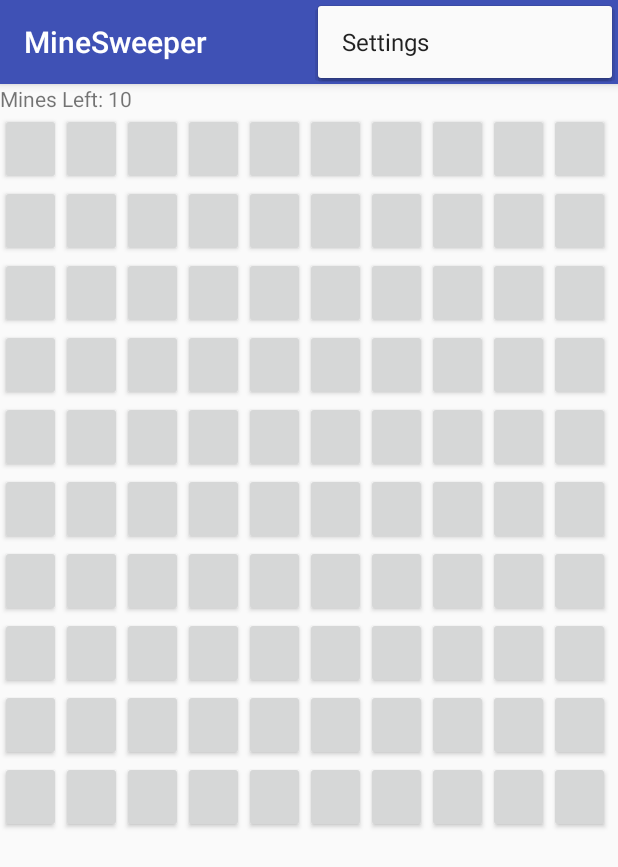
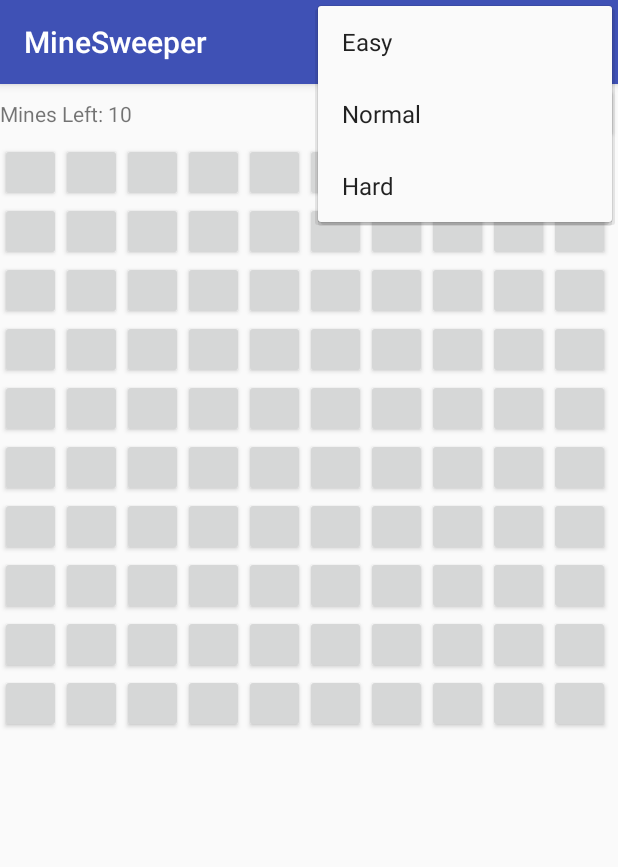
Before and after one commit to ori9933/MineSweeper, an Android app: the screen it shows after launch (MainActivity), with the options menu open, on a phone screen of 412 x 824 dp. Shown: the top 867 px of the screen. Run offline under Robolectric (Android 15) with nearby library versions, the phone set to English and light mode, and no system bars.

Commit message:
update game levels and game over status

```diff
--- a/app/src/main/java/com/example/ori9933/minesweeper/GameManager.java
+++ b/app/src/main/java/com/example/ori9933/minesweeper/GameManager.java
@@ -4,8 +4,9 @@ package com.example.ori9933.minesweeper;
 import java.util.Random;
 
 
-interface IMinesLeftListener{
-    void onMinesChanged(int mines);
+interface IGameStatusListener {
+    void onMinesLeftChanged(int mines);
+    void onGameOver(boolean isGameWon);
 }
 
 public class GameManager {
@@ -15,7 +16,7 @@ public class GameManager {
     private CellState[][] cells;
     private GameLevel level;
     private int minesLeft;
-    private IMinesLeftListener minesChangedListener;
+    private IGameStatusListener gameStatusListener;
 
 
     private GameManager(){
@@ -34,8 +35,8 @@ public class GameManager {
         return instance;
     }
 
-    public void register(IMinesLeftListener listener){
-        this.minesChangedListener = listener;
+    public void register(IGameStatusListener listener){
+        this.gameStatusListener = listener;
     }
 
     public CellState[][] GetCellsStates(){
@@ -46,10 +47,22 @@ public class GameManager {
         this.level=level;
     }
 
-    public void newGame(){
+    public void newGame(boolean notify){
         resetCells();
         randomizeMines();
         calculateCellsValues();
+
+        if(notify){
+            updateCells();
+        }
+    }
+
+    private void updateCells() {
+        for (int i=0;i<GAME_SIZE;i++){
+            for(int j=0;j<GAME_SIZE;j++){
+                cells[i][j].raiseStateChanged();
+            }
+        }
     }
 
     public void openCell(CellState cellState){
@@ -74,8 +87,11 @@ public class GameManager {
     private void verifyAndContinueGame(CellState cellState){
         if(cellState.getError() != CellErrorStatus.Mine){
             cellState.raiseStateChanged();
+            verifyGameWon();
         }
         else {
+            onGameOver(false);
+            if(gameStatusListener != null)
             for (int i=0;i<GAME_SIZE;i++){
                 for(int j=0;j<GAME_SIZE;j++){
                     cells[i][j].raiseEndGame();
@@ -84,9 +100,26 @@ public class GameManager {
         }
     }
 
+    private void verifyGameWon(){
+        for (int i=0;i<GAME_SIZE;i++){
+            for(int j=0;j<GAME_SIZE;j++){
+                if(cells[i][j].getStatus() == CellStatus.Initial || cells[i][j].getError() != CellErrorStatus.None){
+                    return;
+                }
+            }
+        }
+        onGameOver(true);
+    }
+
+    private void onGameOver(boolean isGameWon){
+        if(gameStatusListener != null){
+            gameStatusListener.onGameOver(isGameWon);
+        }
+    }
+
     private void onMinesChanged(){
-        if(minesChangedListener != null){
-            minesChangedListener.onMinesChanged(minesLeft);
+        if(gameStatusListener != null){
+            gameStatusListener.onMinesLeftChanged(minesLeft);
         }
     }
 
--- a/app/src/main/java/com/example/ori9933/minesweeper/MainActivity.java
+++ b/app/src/main/java/com/example/ori9933/minesweeper/MainActivity.java
@@ -1,20 +1,18 @@
 package com.example.ori9933.minesweeper;
 
 import android.os.Bundle;
-import android.support.design.widget.FloatingActionButton;
-import android.support.design.widget.Snackbar;
 import android.support.v7.app.AppCompatActivity;
 import android.support.v7.widget.Toolbar;
 import android.view.View;
 import android.view.Menu;
 import android.view.MenuItem;
+import android.widget.Button;
 import android.widget.TextView;
 
-import org.w3c.dom.Text;
-
-public class MainActivity extends AppCompatActivity implements IMinesLeftListener {
+public class MainActivity extends AppCompatActivity implements IGameStatusListener {
 
     private TextView minesLeftTextView;
+    private TextView gameStatusTextView;
 
     @Override
     protected void onCreate(Bundle savedInstanceState) {
@@ -24,17 +22,28 @@ public class MainActivity extends AppCompatActivity implements IMinesLeftListene
         setSupportActionBar(toolbar);
 
         minesLeftTextView = (TextView) findViewById(R.id.mines_left_text);
+        gameStatusTextView = (TextView) findViewById(R.id.game_status_text);
 
         GameManager.getInstance().register(this);
-        GameManager.getInstance().newGame();
+        StartNewGame(false);
+
+        Button newGameButton = (Button)findViewById(R.id.new_game_button);
+        newGameButton.setOnClickListener(new View.OnClickListener() {
+            @Override
+            public void onClick(View v) {
+                StartNewGame(true);
+            }
+        });
     }
 
     @Override
     public boolean onCreateOptionsMenu(Menu menu) {
         // Inflate the menu; this adds items to the action bar if it is present.
         getMenuInflater().inflate(R.menu.menu_main, menu);
+
         return true;
     }
+
 
     @Override
     public boolean onOptionsItemSelected(MenuItem item) {
@@ -42,16 +51,39 @@ public class MainActivity extends AppCompatActivity implements IMinesLeftListene
         // automatically handle clicks on the Home/Up button, so long
         // as you specify a parent activity in AndroidManifest.xml.
         int id = item.getItemId();
+        //noinspection SimplifiableIfStatement
+        switch (id){
+            case R.id.action_level_easy:
+                GameManager.getInstance().setGamesLevel(GameLevel.Easy);
+                StartNewGame(true);
+                return true;
+            case R.id.action_level_normal:
+                GameManager.getInstance().setGamesLevel(GameLevel.Normal);
+                StartNewGame(true);
+                return true;
+            case R.id.action_level_hard:
+                GameManager.getInstance().setGamesLevel(GameLevel.Hard);
+                StartNewGame(true);
+                return true;
+        }
 
-        //noinspection SimplifiableIfStatement
-        if (id == R.id.action_settings) {
-            return true;
-        }
+
         return super.onOptionsItemSelected(item);
     }
 
+    private void StartNewGame(boolean notify){
+        GameManager.getInstance().newGame(notify);
+        gameStatusTextView.setText("");
+    }
+
     @Override
-    public void onMinesChanged(int mines) {
+    public void onMinesLeftChanged(int mines) {
         minesLeftTextView.setText("Mines Left: " + String.valueOf(mines));
     }
+
+    @Override
+    public void onGameOver(boolean isGameWon) {
+        String message = isGameWon ? "Game Won!" : "Game Lost! :(";
+        gameStatusTextView.setText(message);
+    }
 }
--- a/app/src/main/res/layout/activity_main.xml
+++ b/app/src/main/res/layout/activity_main.xml
@@ -14,14 +14,33 @@
 
     </android.support.design.widget.AppBarLayout>
 
-    <LinearLayout
+    <RelativeLayout
         android:layout_width="wrap_content"
         android:layout_height="wrap_content" android:orientation="horizontal">
         <TextView
             android:layout_width="wrap_content"
             android:id="@+id/mines_left_text"
-            android:layout_height="wrap_content" android:text="Mines left:" />
-    </LinearLayout>
+            android:layout_height="wrap_content"
+            android:layout_centerVertical="true"
+            android:text="Mines left:" />
+        <TextView
+            android:layout_width="wrap_content"
+            android:layout_height="wrap_content"
+            android:id="@+id/game_status_text"
+            android:layout_centerVertical="true"
+            android:textSize="18dp"
+            android:text="rrrr"
+            android:textColor="#0000ff"
+            android:layout_centerHorizontal="true"/>
+        <Button
+            android:layout_width="wrap_content"
+            android:layout_height="wrap_content"
+            android:text="@string/new_game"
+            android:minHeight="20dp"
+            android:id="@+id/new_game_button"
+            android:layout_alignParentRight="true"
+            />
+    </RelativeLayout>
 
 
     <fragment
@@ -29,7 +48,8 @@
         android:layout_width="match_parent"
         android:layout_height="match_parent"
         android:id="@+id/grid_fragment"
-        />
+        tools:layout="@layout/fragment_grid"
+        android:layout_margin="0dp"/>
 
 
 </LinearLayout>
--- a/app/src/main/res/layout/cell_layout.xml
+++ b/app/src/main/res/layout/cell_layout.xml
@@ -1,6 +1,7 @@
 <?xml version="1.0" encoding="utf-8"?>
 <RelativeLayout xmlns:android="http://schemas.android.com/apk/res/android"
     android:orientation="vertical"
+    android:layout_margin="0dp"
     android:layout_width="fill_parent"
     android:layout_height="fill_parent">
 
@@ -8,8 +9,8 @@
         android:id="@+id/cell_button"
         android:layout_width="fill_parent"
         android:layout_height="fill_parent"
-        android:padding="0dp"
         android:layout_margin="0dp"
+        android:minHeight="5dp"
         />
 
     <TextView
@@ -20,6 +21,7 @@
         android:layout_gravity="center"
         android:layout_centerVertical="true"
         android:visibility="invisible"
+        android:layout_margin="0dp"
         />
 
 </RelativeLayout>
--- a/app/src/main/res/layout/fragment_grid.xml
+++ b/app/src/main/res/layout/fragment_grid.xml
@@ -1,10 +1,11 @@
 <?xml version="1.0" encoding="utf-8"?>
 <GridView xmlns:android="http://schemas.android.com/apk/res/android"
     android:id="@+id/gridview"
-    android:layout_width="match_parent"
-    android:layout_height="match_parent"
+    android:layout_width="fill_parent"
+    android:layout_height="fill_parent"
     android:numColumns="10"
     android:gravity="center"
     android:padding="0dp"
-    android:layout_margin="0dp"
+    android:verticalSpacing="0dp"
+    android:horizontalSpacing="0dp"
     />
--- a/app/src/main/res/menu/menu_main.xml
+++ b/app/src/main/res/menu/menu_main.xml
@@ -1,6 +1,10 @@
 <menu xmlns:android="http://schemas.android.com/apk/res/android"
     xmlns:app="http://schemas.android.com/apk/res-auto"
     xmlns:tools="http://schemas.android.com/tools" tools:context=".MainActivity">
-    <item android:id="@+id/action_settings" android:title="@string/action_settings"
+    <item android:id="@+id/action_level_easy" android:title="@string/menu_easy"
+        android:orderInCategory="100" app:showAsAction="never" />
+    <item android:id="@+id/action_level_normal" android:title="@string/menu_normal"
+        android:orderInCategory="100" app:showAsAction="never" />
+    <item android:id="@+id/action_level_hard" android:title="@string/menu_hard"
         android:orderInCategory="100" app:showAsAction="never" />
 </menu>
--- a/app/src/main/res/values/strings.xml
+++ b/app/src/main/res/values/strings.xml
@@ -4,4 +4,8 @@
 
 <!-- TODO: Remove or change this placeholder text -->
     <string name="hello_blank_fragment">Hello blank fragment</string>
+    <string name="menu_easy">Easy</string>
+    <string name="menu_normal">Normal</string>
+    <string name="menu_hard">Hard</string>
+    <string name="new_game">New Game</string>
 </resources>
```
Also changed, not shown: 1 other file.
